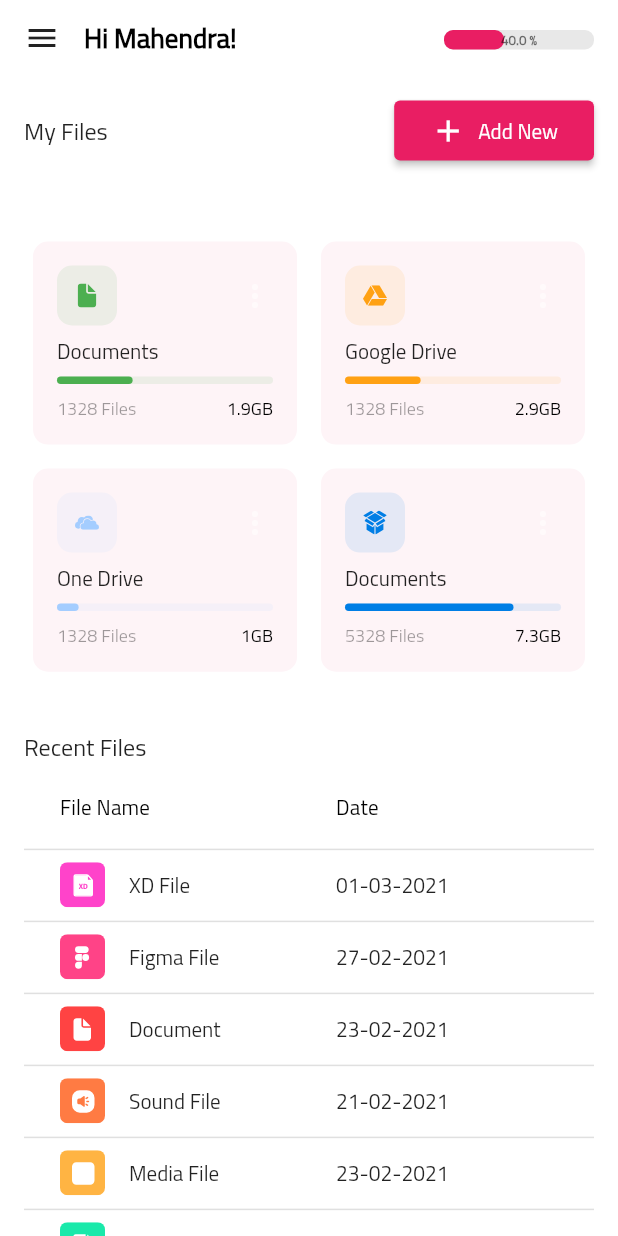
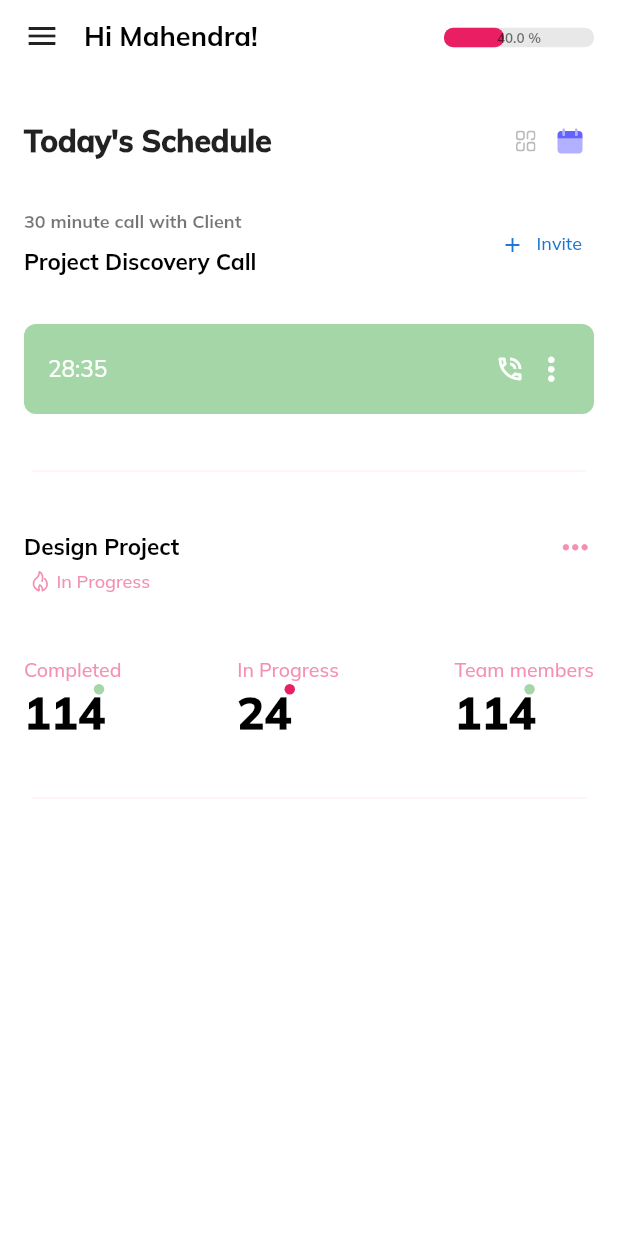
Before and after one commit to mahendra022/Dashboard-admin, a Flutter app: the screen it shows after launch, on a phone screen of 412 x 824 dp. Run offline on Flutter 3.47's test engine with Material 2 defaults, Android fonts, the phone set to English and light mode, and no system bars; drawn by our look-alikes of data_table_2; our stand-ins replace fl_chart, flutter_dotenv, flutter_svg, get; project files that could hold a hidden picture were left out.

Commit message:
Update UI for task screen

```diff
--- a/lib/app/controllers/routes_controller.dart
+++ b/lib/app/controllers/routes_controller.dart
@@ -1,11 +1,12 @@
 import 'package:dashboard_admin/screens/dashboard/dashboard.dart';
 import 'package:dashboard_admin/screens/setting/setting.dart';
+import 'package:dashboard_admin/screens/task/task.dart';
 import 'package:flutter/material.dart';
 import 'package:get/get.dart';
 
 class RoutesController extends GetxController {
-  RxInt drawerSelected = 0.obs;
-  List drawerMenu = const [DashboardScreen(), SettingScreen()];
+  RxInt drawerSelected = 1.obs;
+  List drawerMenu = const [DashboardScreen(), TaskScreen(), SettingScreen()];
   final GlobalKey<ScaffoldState> _scaffoldKey = GlobalKey<ScaffoldState>();
 
   GlobalKey<ScaffoldState> get scaffoldKey => _scaffoldKey;
--- a/lib/main.dart
+++ b/lib/main.dart
@@ -25,7 +25,7 @@ class MyApp extends StatelessWidget {
         initialBinding: AppBinding(),
         title: 'Dashboard Admin Panel',
         theme: ThemeData(
-          fontFamily: 'Titi',
+          fontFamily: 'Mulish',
           primarySwatch: Colors.pink,
         ),
         home: MainScreen());
--- a/lib/screens/dashboard/components/header.dart
+++ b/lib/screens/dashboard/components/header.dart
@@ -18,7 +18,7 @@ class Header extends StatelessWidget {
     return Container(
       padding: Responsive.isMobile(context)
           ? const EdgeInsets.only(top: 12.0, bottom: 12.0, right: 16.0)
-          : const EdgeInsets.symmetric(vertical: 12.0),
+          : const EdgeInsets.only(top: 30.0),
       child: Row(
         mainAxisAlignment: MainAxisAlignment.spaceBetween,
         children: [
--- a/lib/screens/dashboard/components/my_files.dart
+++ b/lib/screens/dashboard/components/my_files.dart
@@ -80,7 +80,7 @@ class FileInfoCardGridView extends StatelessWidget {
       physics: const NeverScrollableScrollPhysics(),
       shrinkWrap: true,
       itemCount: demoMyFiles.length,
-      padding: const EdgeInsets.all(10.0),
+      padding: const EdgeInsets.all(8.0),
       gridDelegate: SliverGridDelegateWithFixedCrossAxisCount(
         crossAxisCount: crossAxisCount,
         crossAxisSpacing: defaultPadding,
--- a/lib/screens/dashboard/components/storage_details.dart
+++ b/lib/screens/dashboard/components/storage_details.dart
@@ -13,7 +13,7 @@ class StarageDetails extends StatelessWidget {
   Widget build(BuildContext context) {
     return Container(
       padding: Responsive.isDesktop(context)
-          ? const EdgeInsets.only(right: defaultPadding, top: 15.0)
+          ? const EdgeInsets.only(right: defaultPadding, top: 35.0)
           : const EdgeInsets.all(defaultPadding),
       decoration: const BoxDecoration(
         color: Colors.white,
--- a/lib/screens/main/components/slide_menu.dart
+++ b/lib/screens/main/components/slide_menu.dart
@@ -17,8 +17,11 @@ class SideMenu extends StatelessWidget {
 
   @override
   Widget build(BuildContext context) {
-    return Drawer(
-      backgroundColor: Colors.white,
+    return Container(
+      width: 230.0,
+      color: Colors.white,
+      child: Drawer(
+        backgroundColor: ColorApp.primaryColor!.withOpacity(0.03),
         elevation: 0.0,
         child: ListView(
           children: [
@@ -114,6 +117,7 @@ class SideMenu extends StatelessWidget {
             ),
           ],
         ),
+      ),
     );
   }
 }
@@ -167,7 +171,7 @@ class DrawerListTile extends StatelessWidget {
                       child: SvgPicture.asset(
                         svgSrc,
                         color: _controller.drawerSelected.value != selected
-                            ? Colors.black38
+                            ? Colors.pink[200]
                             : Colors.pink,
                         height: 16,
                       ),
@@ -178,8 +182,7 @@ class DrawerListTile extends StatelessWidget {
                     Text(
                       title,
                       style: _controller.drawerSelected.value != selected
-                          ? const TextStyle(
-                              color: Colors.black38, fontSize: 13.0)
+                          ? TextStyle(color: Colors.pink[200]!, fontSize: 13.0)
                           : const TextStyle(
                               color: Colors.pink,
                               fontWeight: FontWeight.bold,
--- a/lib/screens/setting/setting.dart
+++ b/lib/screens/setting/setting.dart
@@ -5,7 +5,7 @@ class SettingScreen extends StatelessWidget {
 
   @override
   Widget build(BuildContext context) {
-    return Scaffold(
+    return const Scaffold(
       body: Center(child: Text('Page Setting')),
     );
   }
--- /dev/null
+++ b/lib/screens/task/components/slide_right.dart
@@ -0,0 +1,318 @@
+import 'package:flutter/material.dart';
+import 'package:flutter_svg/svg.dart';
+import '../../../constrants.dart';
+import '../../../responsive.dart';
+
+class SlideRight extends StatelessWidget {
+  const SlideRight({
+    Key? key,
+  }) : super(key: key);
+
+  header() {
+    return Row(
+      mainAxisAlignment: MainAxisAlignment.spaceBetween,
+      crossAxisAlignment: CrossAxisAlignment.center,
+      children: [
+        const Text(
+          "Today's Schedule",
+          style: TextStyle(
+            fontSize: 20,
+            fontWeight: FontWeight.w900,
+          ),
+        ),
+        Container(
+          height: 28.0,
+          decoration: const BoxDecoration(
+              borderRadius: BorderRadius.all(Radius.circular(10.0))),
+          child: Row(children: [
+            Container(
+              padding: const EdgeInsets.all(7.0),
+              child: SvgPicture.asset(
+                "assets/icons/menu_dashbord.svg",
+                color: Colors.black45,
+              ),
+            ),
+            Container(
+              padding: const EdgeInsets.all(4.0),
+              child: SvgPicture.asset(
+                "assets/icons/date.svg",
+              ),
+            ),
+          ]),
+        )
+      ],
+    );
+  }
+
+  discoveryCall() {
+    return Container(
+      margin: const EdgeInsets.only(top: 30.0, bottom: 30.0),
+      child: Column(
+        children: [
+          Row(
+            mainAxisAlignment: MainAxisAlignment.spaceBetween,
+            children: [
+              Column(
+                crossAxisAlignment: CrossAxisAlignment.start,
+                children: const [
+                  Text('30 minute call with Client',
+                      style: TextStyle(
+                          color: Colors.black54,
+                          fontSize: 12.0,
+                          fontWeight: FontWeight.w600)),
+                  SizedBox(
+                    height: 10.0,
+                  ),
+                  Text('Project Discovery Call',
+                      style: TextStyle(
+                          color: Colors.black,
+                          fontSize: 15.0,
+                          fontWeight: FontWeight.w600))
+                ],
+              ),
+              TextButton.icon(
+                  onPressed: () {},
+                  icon: SizedBox(
+                    height: 14.0,
+                    child: Icon(
+                      Icons.add,
+                      color: Colors.blue[700]!,
+                      size: 16.0,
+                    ),
+                  ),
+                  label: Text(
+                    'Invite',
+                    style: TextStyle(
+                        color: Colors.blue[700]!,
+                        fontSize: 12.0,
+                        fontWeight: FontWeight.w500),
+                  ))
+            ],
+          ),
+          const SizedBox(height: 30.0),
+          Container(
+            height: 60.0,
+            padding: const EdgeInsets.symmetric(horizontal: defaultPadding),
+            decoration: BoxDecoration(
+                color: Colors.green[200],
+                borderRadius: const BorderRadius.all(Radius.circular(8.0))),
+            child: Row(
+                mainAxisAlignment: MainAxisAlignment.spaceBetween,
+                children: [
+                  const Text(
+                    '28:35',
+                    style: TextStyle(
+                        color: Colors.white,
+                        fontSize: 15.0,
+                        fontWeight: FontWeight.w100),
+                  ),
+                  Row(
+                    children: const [
+                      SizedBox(
+                        child: Icon(
+                          Icons.phone_in_talk_outlined,
+                          color: Colors.white,
+                          size: 20.0,
+                        ),
+                      ),
+                      SizedBox(
+                        width: 5.0,
+                      ),
+                      SizedBox(
+                        child: Icon(
+                          Icons.more_vert,
+                          color: Colors.white,
+                          size: 25.0,
+                        ),
+                      ),
+                    ],
+                  )
+                ]),
+          )
+        ],
+      ),
+    );
+  }
+
+  project() {
+    return Container(
+      margin: const EdgeInsets.only(top: 30.0, bottom: 30.0),
+      child: Column(
+        children: [
+          Row(
+            mainAxisAlignment: MainAxisAlignment.spaceBetween,
+            children: [
+              const Text('Design Project',
+                  style: TextStyle(
+                      color: Colors.black,
+                      fontSize: 15.0,
+                      fontWeight: FontWeight.w600)),
+              SizedBox(
+                child: Icon(
+                  Icons.more_horiz,
+                  color: ColorApp.primaryColor!.withOpacity(0.7),
+                  size: 25.0,
+                ),
+              ),
+            ],
+          ),
+          Row(
+            children: [
+              Container(
+                padding: const EdgeInsets.all(3.0),
+                child: SvgPicture.asset(
+                  "assets/icons/fire.svg",
+                  color: ColorApp.primaryColor!.withOpacity(0.7),
+                  height: 15.0,
+                ),
+              ),
+              Text('In Progress',
+                  style: TextStyle(
+                      color: ColorApp.primaryColor!.withOpacity(0.7),
+                      fontSize: 12.0,
+                      fontWeight: FontWeight.w500)),
+            ],
+          ),
+          const SizedBox(
+            height: 40.0,
+          ),
+          Row(
+            mainAxisAlignment: MainAxisAlignment.spaceBetween,
+            children: [
+              Column(
+                crossAxisAlignment: CrossAxisAlignment.start,
+                children: [
+                  Text('Completed',
+                      style: TextStyle(
+                          color: ColorApp.primaryColor!.withOpacity(0.7),
+                          fontSize: 13.0,
+                          fontWeight: FontWeight.w500)),
+                  const SizedBox(
+                    height: 2.0,
+                  ),
+                  Stack(
+                    children: [
+                      Positioned(
+                          top: 0,
+                          left: 30.0,
+                          child: SizedBox(
+                              height: 7.0,
+                              child: CircleAvatar(
+                                backgroundColor: Colors.green[200],
+                              ))),
+                      const SizedBox(
+                        width: 60,
+                        child: Text('114',
+                            style: TextStyle(
+                                color: Colors.black,
+                                fontSize: 30.0,
+                                fontWeight: FontWeight.w900)),
+                      ),
+                    ],
+                  ),
+                ],
+              ),
+              Column(
+                crossAxisAlignment: CrossAxisAlignment.start,
+                children: [
+                  Text('In Progress',
+                      style: TextStyle(
+                          color: ColorApp.primaryColor!.withOpacity(0.7),
+                          fontSize: 13.0,
+                          fontWeight: FontWeight.w500)),
+                  const SizedBox(
+                    height: 2.0,
+                  ),
+                  Stack(
+                    children: const [
+                      Positioned(
+                          top: 0,
+                          left: 15.0,
+                          child: SizedBox(
+                              height: 7.0,
+                              child: CircleAvatar(
+                                backgroundColor: Colors.pink,
+                              ))),
+                      SizedBox(
+                        width: 60,
+                        child: Text('24',
+                            style: TextStyle(
+                                color: Colors.black,
+                                fontSize: 30.0,
+                                fontWeight: FontWeight.w900)),
+                      ),
+                    ],
+                  ),
+                ],
+              ),
+              Column(
+                crossAxisAlignment: CrossAxisAlignment.start,
+                children: [
+                  Text('Team members',
+                      style: TextStyle(
+                          color: ColorApp.primaryColor!.withOpacity(0.7),
+                          fontSize: 13.0,
+                          fontWeight: FontWeight.w500)),
+                  const SizedBox(
+                    height: 2.0,
+                  ),
+                  Stack(
+                    children: [
+                      Positioned(
+                          top: 0,
+                          left: 30.0,
+                          child: SizedBox(
+                              height: 7.0,
+                              child: CircleAvatar(
+                                backgroundColor: Colors.green[200],
+                              ))),
+                      const SizedBox(
+                        width: 60,
+                        child: Text('114',
+                            style: TextStyle(
+                                color: Colors.black,
+                                fontSize: 30.0,
+                                fontWeight: FontWeight.w900)),
+                      ),
+                    ],
+                  ),
+                ],
+              ),
+            ],
+          )
+        ],
+      ),
+    );
+  }
+
+  @override
+  Widget build(BuildContext context) {
+    return Container(
+      padding: Responsive.isDesktop(context)
+          ? const EdgeInsets.only(right: defaultPadding, top: 27.0)
+          : const EdgeInsets.all(defaultPadding),
+      decoration: const BoxDecoration(
+        color: Colors.white,
+        borderRadius: BorderRadius.all(Radius.circular(10)),
+      ),
+      child: Column(
+        crossAxisAlignment: CrossAxisAlignment.start,
+        children: [
+          header(),
+          discoveryCall(),
+          Divider(
+            indent: 5.0,
+            endIndent: 5.0,
+            color: Colors.pink.withOpacity(0.090),
+          ),
+          project(),
+          Divider(
+            indent: 5.0,
+            endIndent: 5.0,
+            color: Colors.pink.withOpacity(0.090),
+          ),
+        ],
+      ),
+    );
+  }
+}
--- /dev/null
+++ b/lib/screens/task/task.dart
@@ -0,0 +1,63 @@
+import 'package:dashboard_admin/screens/dashboard/components/header.dart';
+import 'package:dashboard_admin/screens/task/components/slide_right.dart';
+import 'package:flutter/material.dart';
+import '../../constrants.dart';
+import '../../responsive.dart';
+
+class TaskScreen extends StatelessWidget {
+  const TaskScreen({Key? key}) : super(key: key);
+
+  @override
+  Widget build(BuildContext context) {
+    final Size _size = MediaQuery.of(context).size;
+    print(_size.width);
+    return Scaffold(
+      backgroundColor: Colors.white,
+      body: SingleChildScrollView(
+        child: Column(
+          children: [
+            Row(
+              crossAxisAlignment: CrossAxisAlignment.start,
+              children: [
+                if (!Responsive.isMobile(context))
+                  const SizedBox(width: defaultPadding),
+                Expanded(
+                  flex: 5,
+                  child: Column(
+                    children: [
+                      Header(),
+                      if (Responsive.isMobile(context))
+                        const SizedBox(height: defaultPadding),
+                      if (Responsive.isMobile(context)) const SlideRight(),
+                    ],
+                  ),
+                ),
+                if (!Responsive.isMobile(context))
+                  const SizedBox(width: defaultPadding),
+                // On Mobile means if the screen is less than 850 we dont want to show it
+                if (!Responsive.isMobile(context))
+                  Container(
+                    color: Colors.black,
+                    height: MediaQuery.of(context).size.height,
+                    width: 0.1,
+                  ),
+                if (Responsive.isDesktop(context))
+                  const SizedBox(width: defaultPadding),
+                if (!Responsive.isMobile(context) && _size.width >= 1020)
+                  const Expanded(
+                    flex: 2,
+                    child: SlideRight(),
+                  ),
+                if (_size.width < 1020 && _size.width > 850)
+                  const Expanded(
+                    flex: 3,
+                    child: SlideRight(),
+                  ),
+              ],
+            )
+          ],
+        ),
+      ),
+    );
+  }
+}
```
Also changed, not shown: pubspec.yaml (+7 -7 lines), assets/fonts/Mulish-Bold.ttf (added), assets/fonts/Mulish-Medium.ttf (added), assets/icons/date.svg (added), assets/icons/fire.svg (added). Lines whose indentation alone changed are shown as unchanged.
